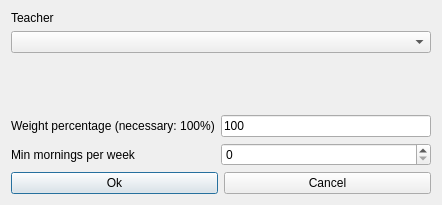
This is fet/src/interface/modifyconstraintteacherminmorningsperweekform_template.ui in vonmecheln/fet as Qt 5 draws it before an edit. The edited form follows.
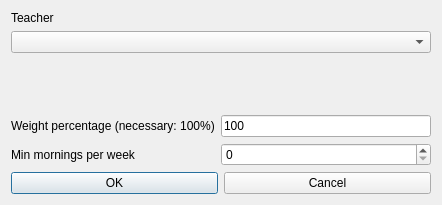
This is the edited form.

The edit to the form file:
```diff
--- a/fet/src/interface/modifyconstraintteacherminmorningsperweekform_template.ui
+++ b/fet/src/interface/modifyconstraintteacherminmorningsperweekform_template.ui
@@ -103,7 +103,7 @@
      <item>
       <widget class="QPushButton" name="okPushButton">
        <property name="text">
-        <string>Ok</string>
+        <string>OK</string>
        </property>
       </widget>
      </item>
```
